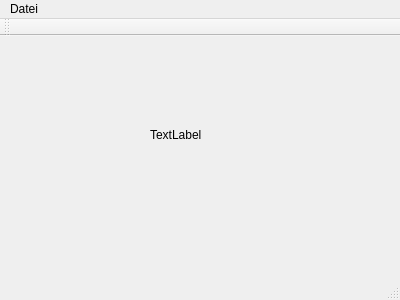
The window that src/mainwindow.ui (stemaj/cmakeBeispiel) describes before a commit, drawn with Qt 5.
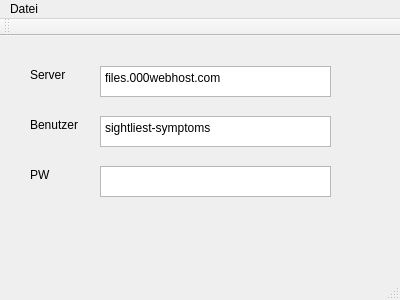
The same window after the commit.

The edit to the form file:
```diff
--- a/src/mainwindow.ui
+++ b/src/mainwindow.ui
@@ -17,14 +17,79 @@
    <widget class="QLabel" name="label">
     <property name="geometry">
      <rect>
-      <x>150</x>
-      <y>90</y>
+      <x>30</x>
+      <y>30</y>
       <width>54</width>
       <height>17</height>
      </rect>
     </property>
     <property name="text">
-     <string>TextLabel</string>
+     <string>Server</string>
+    </property>
+   </widget>
+   <widget class="QPlainTextEdit" name="plainTextEdit">
+    <property name="geometry">
+     <rect>
+      <x>100</x>
+      <y>30</y>
+      <width>231</width>
+      <height>31</height>
+     </rect>
+    </property>
+    <property name="plainText">
+     <string>files.000webhost.com</string>
+    </property>
+   </widget>
+   <widget class="QPlainTextEdit" name="plainTextEdit_2">
+    <property name="geometry">
+     <rect>
+      <x>100</x>
+      <y>80</y>
+      <width>231</width>
+      <height>31</height>
+     </rect>
+    </property>
+    <property name="plainText">
+     <string>sightliest-symptoms</string>
+    </property>
+   </widget>
+   <widget class="QLabel" name="label_2">
+    <property name="geometry">
+     <rect>
+      <x>30</x>
+      <y>80</y>
+      <width>54</width>
+      <height>17</height>
+     </rect>
+    </property>
+    <property name="text">
+     <string>Benutzer</string>
+    </property>
+   </widget>
+   <widget class="QPlainTextEdit" name="plainTextEdit_3">
+    <property name="geometry">
+     <rect>
+      <x>100</x>
+      <y>130</y>
+      <width>231</width>
+      <height>31</height>
+     </rect>
+    </property>
+    <property name="plainText">
+     <string/>
+    </property>
+   </widget>
+   <widget class="QLabel" name="label_3">
+    <property name="geometry">
+     <rect>
+      <x>30</x>
+      <y>130</y>
+      <width>54</width>
+      <height>17</height>
+     </rect>
+    </property>
+    <property name="text">
+     <string>PW</string>
     </property>
    </widget>
   </widget>
```
